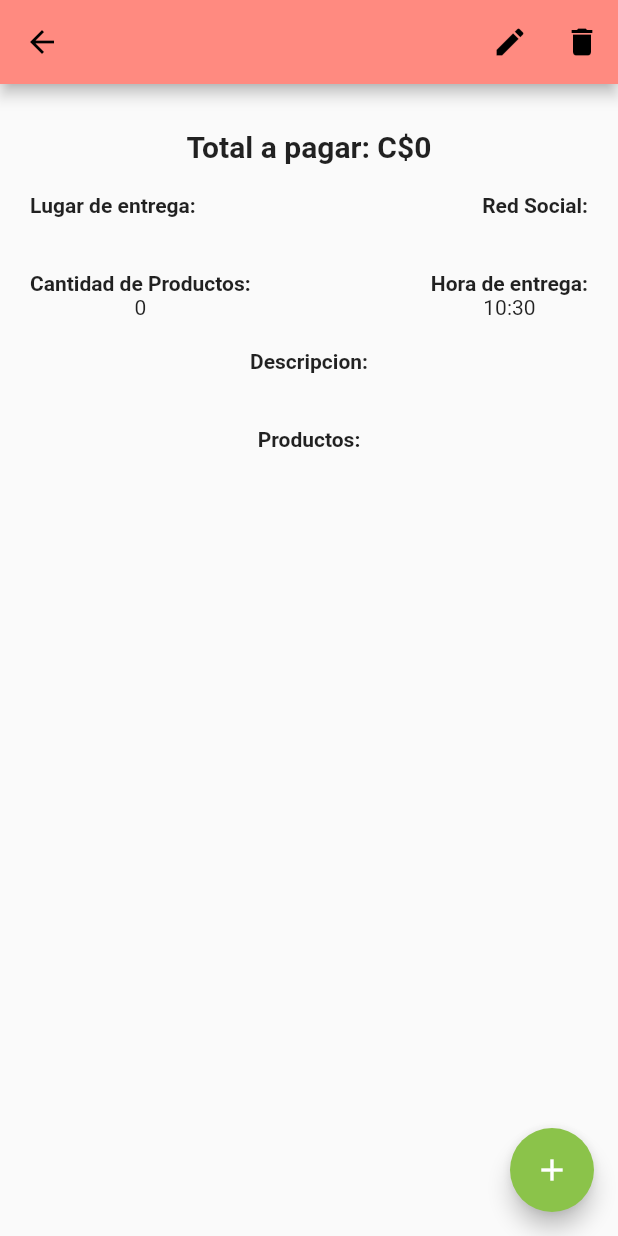
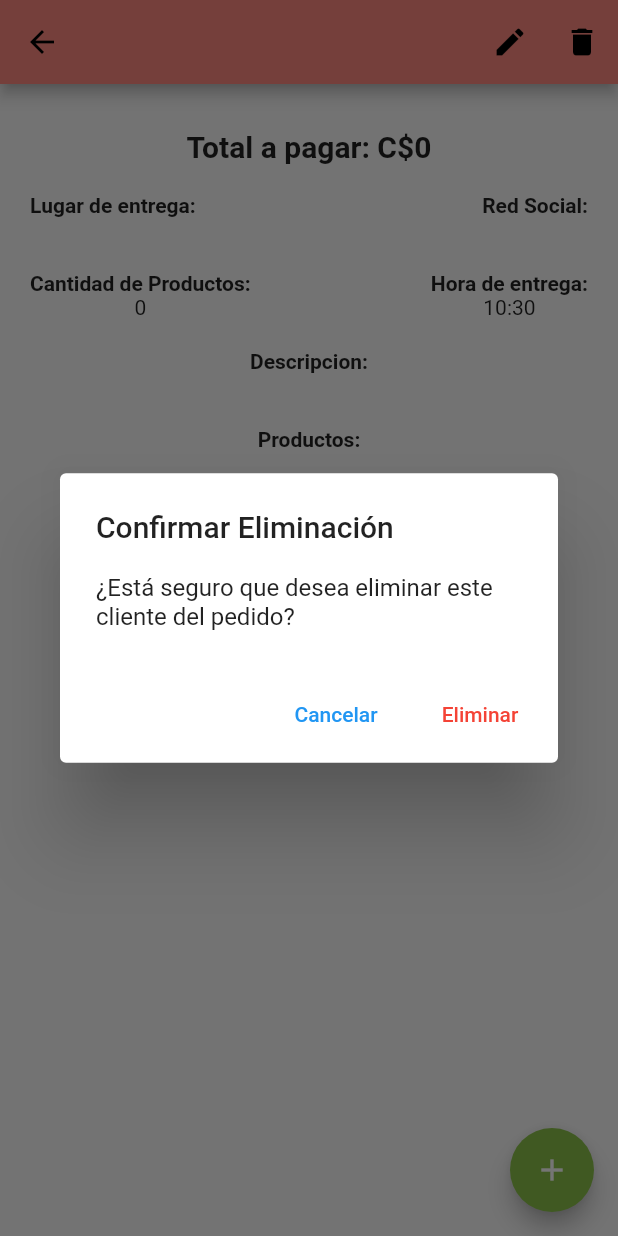
Before and after one commit to edycarreyes99/Cochito-Creativity, a Flutter app: the DetallesComprasPage screen opened directly with empty values, after a tap on the "delete" icon, on a phone screen of 412 x 824 dp. Run offline on Flutter 3.47's test engine with Material 2 defaults, Android fonts, the phone set to English and light mode, and no system bars; our stand-ins replace cached_network_image, cloud_firestore, firebase_analytics, firebase_crashlytics, firebase_messaging, firebase_storage and 2 more; accounts and stored records are empty.

Commit message:
se configura correctamente los alert y la opcion para eliminar un cliente de un pedido

```diff
--- a/lib/pages/agregar-cliente.dart
+++ b/lib/pages/agregar-cliente.dart
@@ -193,8 +193,8 @@ class _AgregarClientePageState extends State<AgregarClientePage> {
         'Compras': [],
         'TotalPago': 0,
         'NombreCliente': this.nombreCliente.toUpperCase(),
-        'LugarEntrega': this.lugarEntrega.toUpperCase(),
-        'RedSocial': this.redSocial.toUpperCase(),
+        'LugarEntrega': this.lugarEntrega,
+        'RedSocial': this.redSocial,
         'Descripcion': this.descripcion,
         'FechaEntrega': this.fechaEntrega
       }).then((documento) async {
--- a/lib/pages/detalles-compras.dart
+++ b/lib/pages/detalles-compras.dart
@@ -7,6 +7,7 @@ import 'package:cloud_firestore/cloud_firestore.dart';
 import '../classes/Producto.dart';
 import 'dart:async';
 import '../classes/Detalle-Pedido.dart';
+import 'dart:io' show Platform;
 
 class DetallesComprasPage extends StatefulWidget {
   DetallesComprasPage({this.titulo, this.detallePedido, this.idPedido});
@@ -83,6 +84,97 @@ class _DetallesComprasPageState extends State<DetallesComprasPage> {
     });
   }
 
+  Future<void> eliminarClienteDePedido() async {
+    await this
+        .fs
+        .document('Pedidos/${this.widget.idPedido}/Clientes/${this.cliente.id}')
+        .delete()
+        .then((value) {
+      Navigator.of(context).pop();
+      Navigator.of(context).pop();
+    }).catchError((e) {
+      Navigator.of(context).pop();
+      showDialog(
+          context: context,
+          builder: (BuildContext ctx) {
+            return Platform.isIOS
+                ? CupertinoAlertDialog(
+                    title: Text('¡Hubo un error!'),
+                    content: Text(e.toString()),
+                    actions: <Widget>[
+                      CupertinoButton(
+                        onPressed: () => Navigator.of(context).pop(),
+                        child: Text(
+                          'Cerrar',
+                          style: TextStyle(color: Colors.blue),
+                        ),
+                      )
+                    ],
+                  )
+                : AlertDialog(
+                    title: Text('¡Hubo un error!'),
+                    content: Text(e.toString()),
+                    actions: <Widget>[
+                      FlatButton(
+                        onPressed: () => Navigator.of(context).pop(),
+                        child: Text('Cerrar'),
+                      )
+                    ],
+                  );
+          });
+    });
+  }
+
+  Future<Null> mostrarConfirmacionEliminar(BuildContext context) async {
+    await showDialog(
+        context: context,
+        builder: (BuildContext ctx) {
+          return Platform.isIOS
+              ? CupertinoAlertDialog(
+                  title: Text('Confirmar Eliminación'),
+                  content: Text(
+                      '¿Está seguro que desea eliminar este cliente del pedido?'),
+                  actions: <Widget>[
+                    CupertinoButton(
+                      onPressed: () => Navigator.of(context).pop(),
+                      child: Text(
+                        'Cancelar',
+                        style: TextStyle(color: Colors.blue),
+                      ),
+                    ),
+                    CupertinoButton(
+                      onPressed: () => this.eliminarClienteDePedido(),
+                      child: Text(
+                        'Eliminar',
+                        style: TextStyle(color: Colors.red),
+                      ),
+                    )
+                  ],
+                )
+              : AlertDialog(
+                  title: Text('Confirmar Eliminación'),
+                  content: Text(
+                      '¿Está seguro que desea eliminar este cliente del pedido?'),
+                  actions: <Widget>[
+                    FlatButton(
+                      onPressed: () => Navigator.of(context).pop(),
+                      child: Text(
+                        'Cancelar',
+                        style: TextStyle(color: Colors.blue),
+                      ),
+                    ),
+                    FlatButton(
+                      onPressed: () => this.eliminarClienteDePedido(),
+                      child: Text(
+                        'Eliminar',
+                        style: TextStyle(color: Colors.red),
+                      ),
+                    )
+                  ],
+                );
+        });
+  }
+
   @override
   Widget build(BuildContext context) {
     return Scaffold(
@@ -97,7 +189,7 @@ class _DetallesComprasPageState extends State<DetallesComprasPage> {
           ),
           IconButton(
             icon: Icon(Icons.delete),
-            onPressed: () => null,
+            onPressed: () => mostrarConfirmacionEliminar(context),
           ),
         ],
       ),
```
